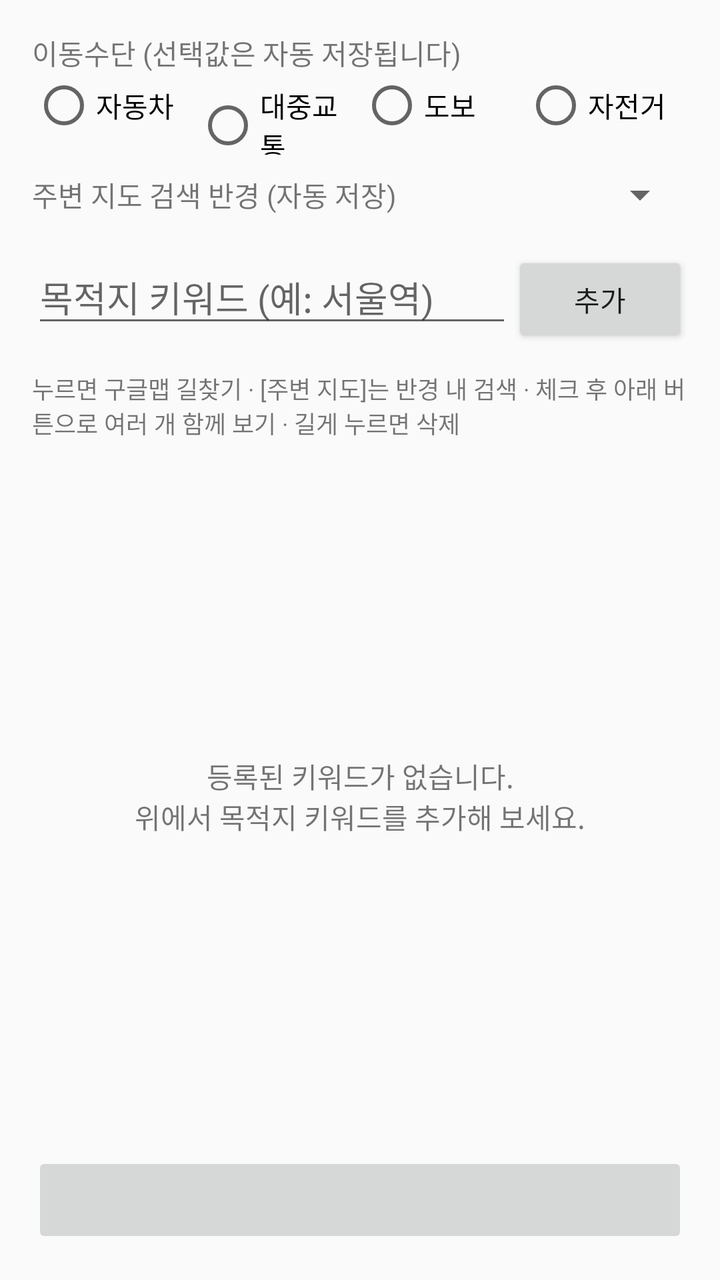
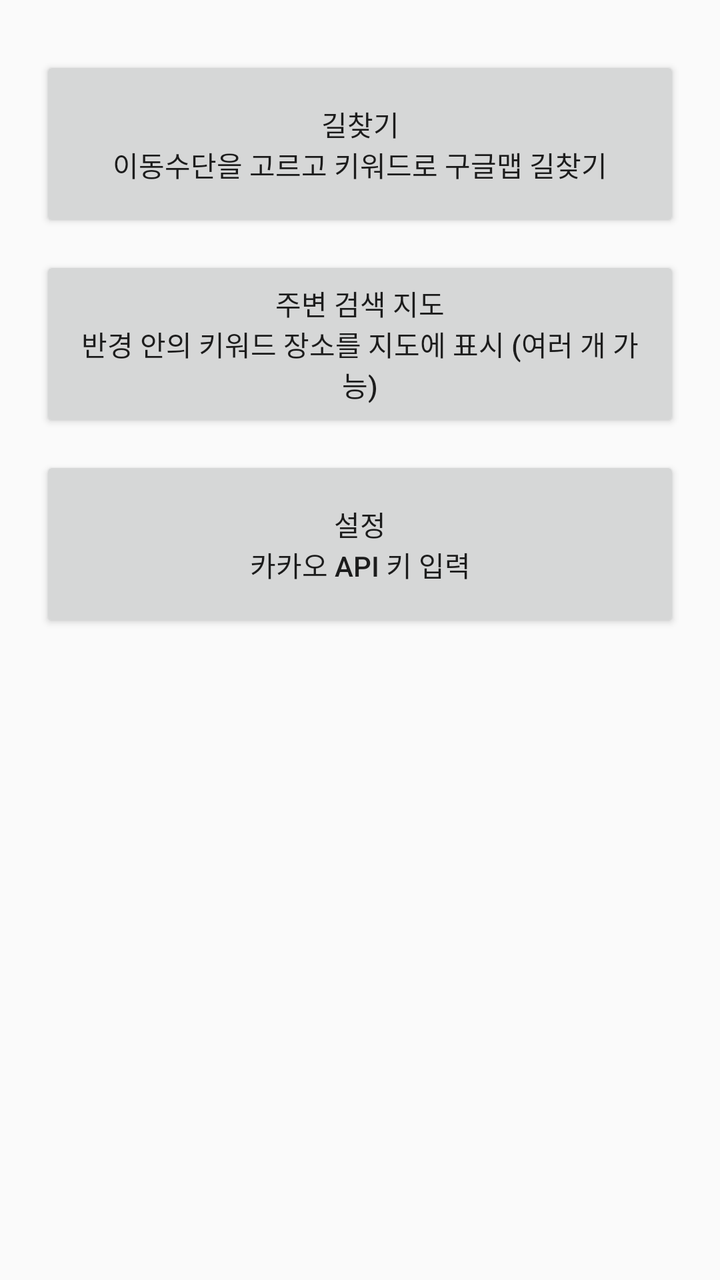

Compare the two renders of this Android layout. The source of the first and the diff that turns it into the second are given below.
<!-- AndroidManifest.xml: application theme Theme.MapKeywords -->
<!-- res/layout/activity_main.xml -->
<?xml version="1.0" encoding="utf-8"?>
<LinearLayout xmlns:android="http://schemas.android.com/apk/res/android"
    android:layout_width="match_parent"
    android:layout_height="match_parent"
    android:orientation="vertical"
    android:padding="16dp">

    <TextView
        android:layout_width="wrap_content"
        android:layout_height="wrap_content"
        android:text="@string/travel_mode"
        android:textSize="14sp" />

    <RadioGroup
        android:id="@+id/modeGroup"
        android:layout_width="match_parent"
        android:layout_height="wrap_content"
        android:orientation="horizontal">

        <RadioButton
            android:id="@+id/modeDriving"
            android:layout_width="0dp"
            android:layout_height="wrap_content"
            android:layout_weight="1"
            android:text="@string/mode_driving" />

        <RadioButton
            android:id="@+id/modeTransit"
            android:layout_width="0dp"
            android:layout_height="wrap_content"
            android:layout_weight="1"
            android:text="@string/mode_transit" />

        <RadioButton
            android:id="@+id/modeWalking"
            android:layout_width="0dp"
            android:layout_height="wrap_content"
            android:layout_weight="1"
            android:text="@string/mode_walking" />

        <RadioButton
            android:id="@+id/modeBicycling"
            android:layout_width="0dp"
            android:layout_height="wrap_content"
            android:layout_weight="1"
            android:text="@string/mode_bicycling" />
    </RadioGroup>

    <LinearLayout
        android:layout_width="match_parent"
        android:layout_height="wrap_content"
        android:layout_marginTop="8dp"
        android:gravity="center_vertical"
        android:orientation="horizontal">

        <TextView
            android:layout_width="0dp"
            android:layout_height="wrap_content"
            android:layout_weight="1"
            android:text="@string/radius_label"
            android:textSize="14sp" />

        <Spinner
            android:id="@+id/radiusSpinner"
            android:layout_width="wrap_content"
            android:layout_height="wrap_content" />
    </LinearLayout>

    <LinearLayout
        android:layout_width="match_parent"
        android:layout_height="wrap_content"
        android:layout_marginTop="16dp"
        android:orientation="horizontal">

        <EditText
            android:id="@+id/keywordInput"
            android:layout_width="0dp"
            android:layout_height="wrap_content"
            android:layout_weight="1"
            android:hint="@string/keyword_hint"
            android:imeOptions="actionDone"
            android:inputType="text"
            android:maxLines="1" />

        <Button
            android:id="@+id/addButton"
            android:layout_width="wrap_content"
            android:layout_height="wrap_content"
            android:text="@string/add" />
    </LinearLayout>

    <TextView
        android:layout_width="wrap_content"
        android:layout_height="wrap_content"
        android:layout_marginTop="12dp"
        android:text="@string/list_help"
        android:textSize="12sp" />

    <FrameLayout
        android:layout_width="match_parent"
        android:layout_height="0dp"
        android:layout_marginTop="8dp"
        android:layout_weight="1">

        <ListView
            android:id="@+id/keywordList"
            android:layout_width="match_parent"
            android:layout_height="match_parent" />

        <TextView
            android:id="@+id/emptyView"
            android:layout_width="match_parent"
            android:layout_height="match_parent"
            android:gravity="center"
            android:text="@string/empty_list" />
    </FrameLayout>

    <Button
        android:id="@+id/multiButton"
        android:layout_width="match_parent"
        android:layout_height="wrap_content"
        android:layout_marginTop="8dp"
        android:enabled="false" />

</LinearLayout>
<!-- resources referenced by this layout -->
<resources>
  <string name="add">추가</string>
  <string name="empty_list">등록된 키워드가 없습니다.\n위에서 목적지 키워드를 추가해 보세요.</string>
  <string name="keyword_hint">목적지 키워드 (예: 서울역)</string>
  <string name="list_help">누르면 구글맵 길찾기 · [주변 지도]는 반경 내 검색 · 체크 후 아래 버튼으로 여러 개 함께 보기 · 길게 누르면 삭제</string>
  <string name="mode_bicycling">자전거</string>
  <string name="mode_driving">자동차</string>
  <string name="mode_transit">대중교통</string>
  <string name="mode_walking">도보</string>
  <string name="radius_label">주변 지도 검색 반경 (자동 저장)</string>
  <string name="travel_mode">이동수단 (선택값은 자동 저장됩니다)</string>
  <style name="Theme.MapKeywords" parent="Theme.AppCompat.DayNight.DarkActionBar" />
</resources>

<!-- the commit's change to res/layout/activity_main.xml (unified diff, before → after) -->
@@ -3,123 +3,37 @@
     android:layout_width="match_parent"
     android:layout_height="match_parent"
     android:orientation="vertical"
-    android:padding="16dp">
+    android:padding="20dp">
 
-    <TextView
-        android:layout_width="wrap_content"
-        android:layout_height="wrap_content"
-        android:text="@string/travel_mode"
-        android:textSize="14sp" />
-
-    <RadioGroup
-        android:id="@+id/modeGroup"
-        android:layout_width="match_parent"
-        android:layout_height="wrap_content"
-        android:orientation="horizontal">
-
-        <RadioButton
-            android:id="@+id/modeDriving"
-            android:layout_width="0dp"
-            android:layout_height="wrap_content"
-            android:layout_weight="1"
-            android:text="@string/mode_driving" />
-
-        <RadioButton
-            android:id="@+id/modeTransit"
-            android:layout_width="0dp"
-            android:layout_height="wrap_content"
-            android:layout_weight="1"
-            android:text="@string/mode_transit" />
-
-        <RadioButton
-            android:id="@+id/modeWalking"
-            android:layout_width="0dp"
-            android:layout_height="wrap_content"
-            android:layout_weight="1"
-            android:text="@string/mode_walking" />
-
-        <RadioButton
-            android:id="@+id/modeBicycling"
-            android:layout_width="0dp"
-            android:layout_height="wrap_content"
-            android:layout_weight="1"
-            android:text="@string/mode_bicycling" />
-    </RadioGroup>
-
-    <LinearLayout
+    <Button
+        android:id="@+id/btnDirections"
         android:layout_width="match_parent"
         android:layout_height="wrap_content"
         android:layout_marginTop="8dp"
-        android:gravity="center_vertical"
-        android:orientation="horizontal">
+        android:minHeight="88dp"
+        android:text="@string/home_directions" />
 
-        <TextView
-            android:layout_width="0dp"
-            android:layout_height="wrap_content"
-            android:layout_weight="1"
-            android:text="@string/radius_label"
-            android:textSize="14sp" />
-
-        <Spinner
-            android:id="@+id/radiusSpinner"
-            android:layout_width="wrap_content"
-            android:layout_height="wrap_content" />
-    </LinearLayout>
-
-    <LinearLayout
+    <Button
+        android:id="@+id/btnNearby"
         android:layout_width="match_parent"
         android:layout_height="wrap_content"
-        android:layout_marginTop="16dp"
-        android:orientation="horizontal">
+        android:layout_marginTop="12dp"
+        android:minHeight="88dp"
+        android:text="@string/home_nearby" />
 
-        <EditText
-            android:id="@+id/keywordInput"
-            android:layout_width="0dp"
-            android:layout_height="wrap_content"
-            android:layout_weight="1"
-            android:hint="@string/keyword_hint"
-            android:imeOptions="actionDone"
-            android:inputType="text"
-            android:maxLines="1" />
-
-        <Button
-            android:id="@+id/addButton"
-            android:layout_width="wrap_content"
-            android:layout_height="wrap_content"
-            android:text="@string/add" />
-    </LinearLayout>
+    <Button
+        android:id="@+id/btnSettings"
+        android:layout_width="match_parent"
+        android:layout_height="wrap_content"
+        android:layout_marginTop="12dp"
+        android:minHeight="88dp"
+        android:text="@string/home_settings" />
 
     <TextView
-        android:layout_width="wrap_content"
-        android:layout_height="wrap_content"
-        android:layout_marginTop="12dp"
-        android:text="@string/list_help"
-        android:textSize="12sp" />
-
-    <FrameLayout
-        android:layout_width="match_parent"
-        android:layout_height="0dp"
-        android:layout_marginTop="8dp"
-        android:layout_weight="1">
-
-        <ListView
-            android:id="@+id/keywordList"
-            android:layout_width="match_parent"
-            android:layout_height="match_parent" />
-
-        <TextView
-            android:id="@+id/emptyView"
-            android:layout_width="match_parent"
-            android:layout_height="match_parent"
-            android:gravity="center"
-            android:text="@string/empty_list" />
-    </FrameLayout>
-
-    <Button
-        android:id="@+id/multiButton"
+        android:id="@+id/keyStatus"
         android:layout_width="match_parent"
         android:layout_height="wrap_content"
-        android:layout_marginTop="8dp"
-        android:enabled="false" />
+        android:layout_marginTop="20dp"
+        android:textSize="13sp" />
 
 </LinearLayout>
<!-- resource entries referenced after the edit -->
@@ -1,15 +1,8 @@
 <!-- resources referenced by this layout -->
 <resources>
-  <string name="add">추가</string>
-  <string name="empty_list">등록된 키워드가 없습니다.\n위에서 목적지 키워드를 추가해 보세요.</string>
-  <string name="keyword_hint">목적지 키워드 (예: 서울역)</string>
-  <string name="list_help">누르면 구글맵 길찾기 · [주변 지도]는 반경 내 검색 · 체크 후 아래 버튼으로 여러 개 함께 보기 · 길게 누르면 삭제</string>
-  <string name="mode_bicycling">자전거</string>
-  <string name="mode_driving">자동차</string>
-  <string name="mode_transit">대중교통</string>
-  <string name="mode_walking">도보</string>
-  <string name="radius_label">주변 지도 검색 반경 (자동 저장)</string>
-  <string name="travel_mode">이동수단 (선택값은 자동 저장됩니다)</string>
+  <string name="home_directions">길찾기\n이동수단을 고르고 키워드로 구글맵 길찾기</string>
+  <string name="home_nearby">주변 검색 지도\n반경 안의 키워드 장소를 지도에 표시 (여러 개 가능)</string>
+  <string name="home_settings">설정\n카카오 API 키 입력</string>
   <style name="Theme.MapKeywords" parent="Theme.AppCompat.DayNight.DarkActionBar" />
 </resources>
 
